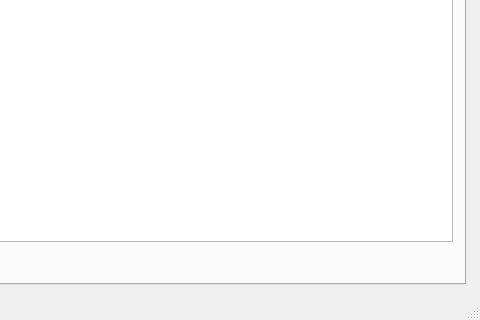
Before: the Qt Designer form mainwindow.ui in Kurond/Projet_Qt, drawn with Qt 5; both pictures show x 155 to 635 and y 122 to 442 of the 635 by 442 pixel window.
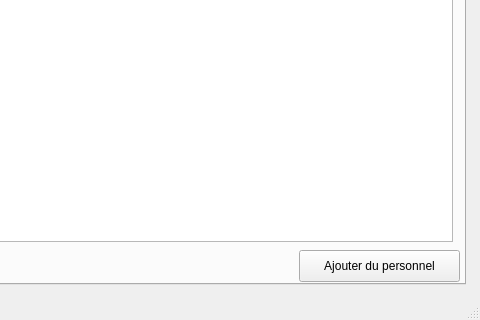
After: the same form once the commit is applied.

Commit message: create add staff interface

```diff
--- a/mainwindow.ui
+++ b/mainwindow.ui
@@ -135,6 +135,19 @@
        </rect>
       </property>
      </widget>
+     <widget class="QPushButton" name="addStaffPushButton">
+      <property name="geometry">
+       <rect>
+        <x>442</x>
+        <y>310</y>
+        <width>161</width>
+        <height>32</height>
+       </rect>
+      </property>
+      <property name="text">
+       <string>Ajouter du personnel</string>
+      </property>
+     </widget>
     </widget>
    </widget>
   </widget>
```
Left out of the diff: 2 changed lines with no effect on the pictures. The commit also changes 10 other files.
